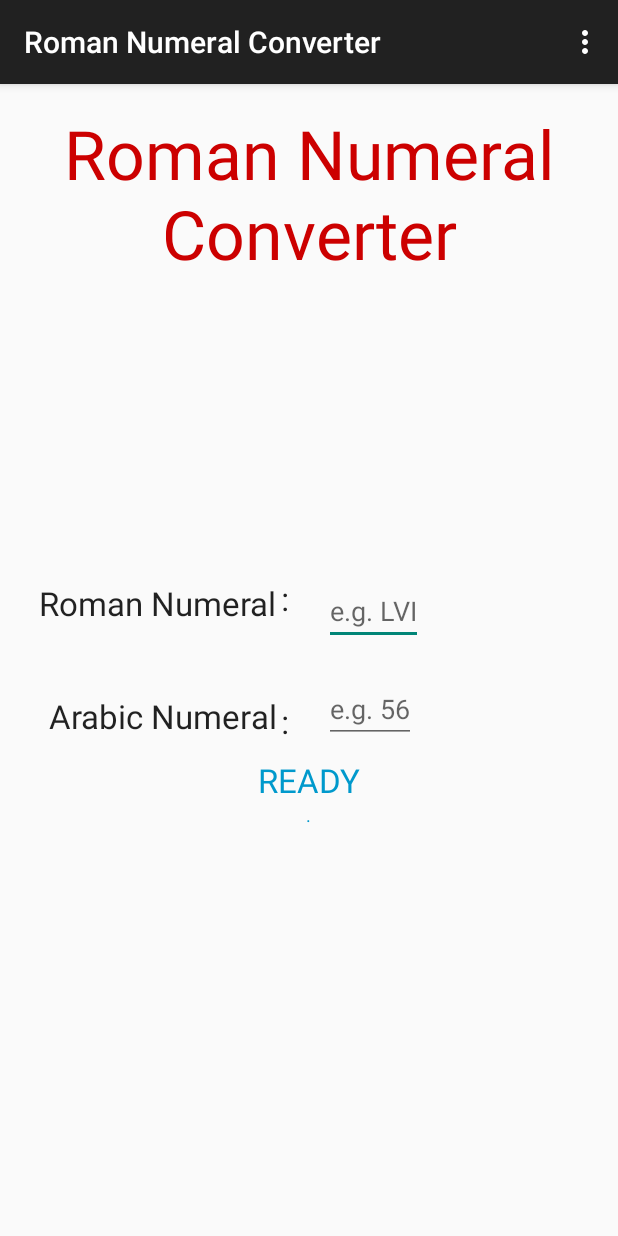
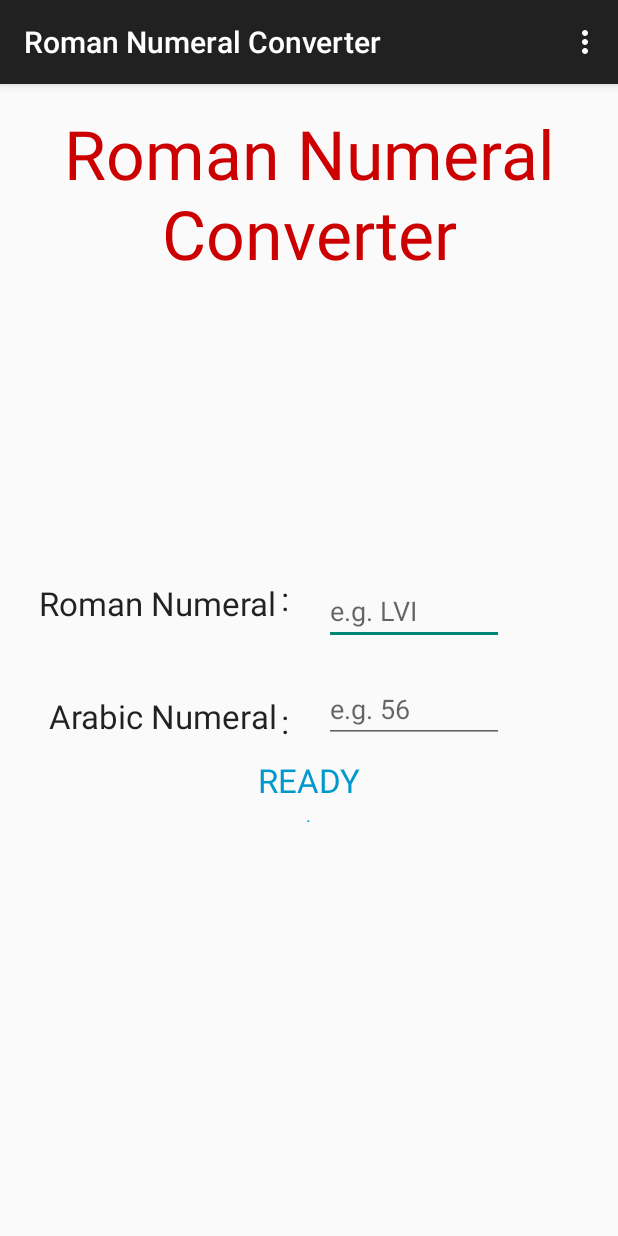
Before and after one commit to shaunpc/RomanNumeralConverter, an Android app: the screen it shows after launch (MainActivity), on a phone screen of 412 x 824 dp. Run offline under Robolectric (Android 15) with nearby library versions, the light colour scheme and no system bars; our stand-ins replace AdMob.

Commit message:
tweaked screen layouts and help file

```diff
--- a/app/src/main/res/layout/activity_main.xml
+++ b/app/src/main/res/layout/activity_main.xml
@@ -62,6 +62,7 @@
         android:imeOptions="actionDone"
         android:inputType="text|textCapCharacters|textNoSuggestions"
         android:minLines="2"
+        android:minWidth="120dp"
         android:textColor="@color/cactusGreenColor" />
 
     <TextView
@@ -102,6 +103,8 @@
         android:imeOptions="actionDone"
         android:inputType="number"
         android:minLines="2"
+        android:minWidth="120dp"
+        android:nestedScrollingEnabled="false"
         android:textColor="@color/cactusGreenColor" />
 
     <TextView
```
